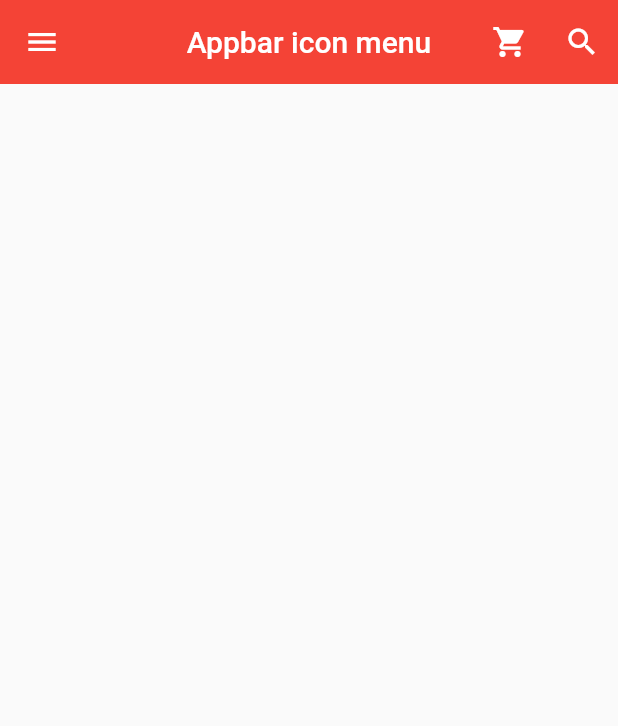
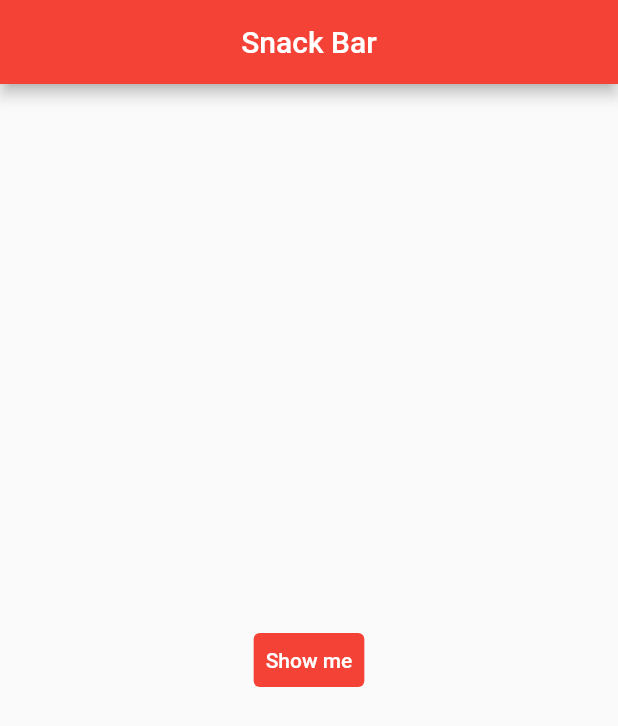
Before and after one commit to abc20210708/first_flutter_app, a Flutter app: the screen it shows after launch, on a phone screen of 412 x 824 dp. Shown: the top 726 px of the screen. Run offline on Flutter 3.47's test engine with Material 2 defaults, Android fonts, the phone set to English and light mode, and no system bars.

Commit message:
강좌 18 | 스낵바와 BuildContext (1)

```diff
--- a/lib/main.dart
+++ b/lib/main.dart
@@ -8,7 +8,7 @@ class MyApp extends StatelessWidget {
   @override
   Widget build(BuildContext context) {
     return MaterialApp(
-        title: "Appbar",
+        title: "Snack bar",
         theme: ThemeData(
           primarySwatch: Colors.red
         ),
@@ -24,85 +24,26 @@ class MyPage extends StatelessWidget {
   Widget build(BuildContext context) {
     return Scaffold(
       appBar: AppBar(
-        title: Text("Appbar icon menu"),
+        title: Text("Snack Bar"),
         centerTitle: true,
-        elevation: 0.0,
-        actions: [
-          IconButton(icon: Icon(Icons.shopping_cart),// leading //간단한 위젯이나 아이콘 등을 앱바 타이틀 왼쪽에 위치시키는 기능
-            onPressed: () {
-              print("Shopping button is clicked");
-            },
-          ),
-          IconButton(icon: Icon(Icons.search),
-            onPressed: () {
-              print("Search button is clicked");
-            },
-          ),
-        ],
       ),
-      drawer: Drawer(
-        child: ListView(
-          padding: EdgeInsets.zero,
-          children: [
-            UserAccountsDrawerHeader(
-                currentAccountPicture: CircleAvatar(
-                  backgroundImage: AssetImage("assets/00.jpg"),
-                  backgroundColor: Colors.white,
-                ), //현재 사용자 이미지 가져오기
-              otherAccountsPictures: [
-                CircleAvatar(
-                  backgroundColor: Colors.white,
-                  backgroundImage: AssetImage("assets/03.jpg"),
-                ),
-               /* CircleAvatar(
-                  backgroundColor: Colors.white,
-                  backgroundImage: AssetImage("assets/03.jpg"),
-                )*/
-              ], //한개이상의 다른 계정 이미지 추가
-                accountName: Text("BBANTO"), accountEmail: Text("bbanto@bbant.co.kr"),
-                onDetailsPressed: () {
-                  print("arrow is clicked");
-                },
-              decoration: BoxDecoration(
-                color: Colors.red[200],
-                borderRadius: BorderRadius.only(
-                  bottomLeft: Radius.circular(40.0),
-                  bottomRight: Radius.circular(40.0)
-                )
+      body: Center(
+        //FlatButton 참고 블로그 https://learncom1234.tistory.com/24
+
+        child: TextButton(onPressed: ()
+        {
+          print("text button");
+        },
+            child: Text(
+              "Show me",
+              style: TextStyle(
+                color: Colors.white
               ),
             ),
-            ListTile(
-              leading: Icon(Icons.home,
-              color: Colors.grey[850],
-              ),
-              title: Text("Home"),
-              onTap: (){
-                print("Home is clicked");
-              },
-              trailing: Icon(Icons.add),
-            ),
-            ListTile(
-              leading: Icon(Icons.settings,
-                color: Colors.grey[850],
-              ),
-              title: Text("Setting"),
-              onTap: (){
-                print("Setting is clicked");
-              },
-              trailing: Icon(Icons.add),
-            ),
-            ListTile(
-              leading: Icon(Icons.question_answer,
-                color: Colors.grey[850],
-              ),
-              title: Text("Q&A"),
-              onTap: (){
-                print("Q&A is clicked");
-              },
-              trailing: Icon(Icons.add),
-            ),
-          ],//[]
+            style: TextButton.styleFrom(
+            backgroundColor: Colors.red
         ),
+        )
       ),
     );
   }
--- a/pubspec.yaml
+++ b/pubspec.yaml
@@ -60,9 +60,9 @@ flutter:
   uses-material-design: true
 
   # To add assets to your application, add an assets section, like this:
-  assets:
-      - assets/00.jpg
-      - assets/03.jpg
+#  assets:
+#      - assets/00.jpg
+#      - assets/03.jpg
 
   # An image asset can refer to one or more resolution-specific "variants", see
   # https://flutter.dev/assets-and-images/#resolution-aware
```
